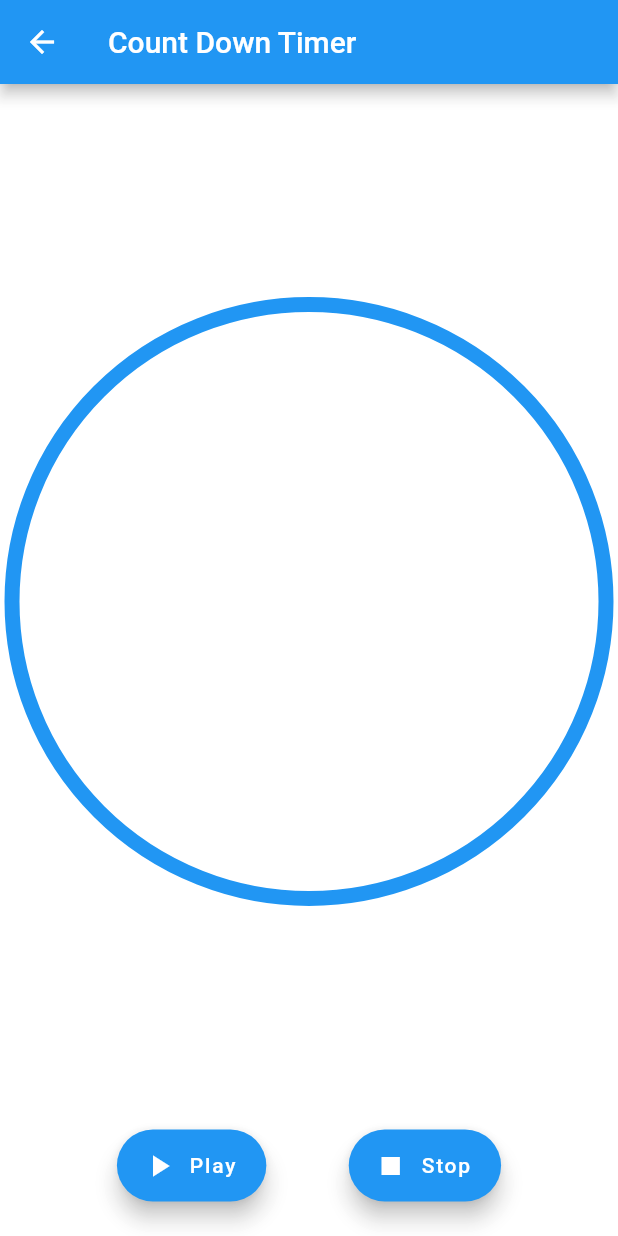
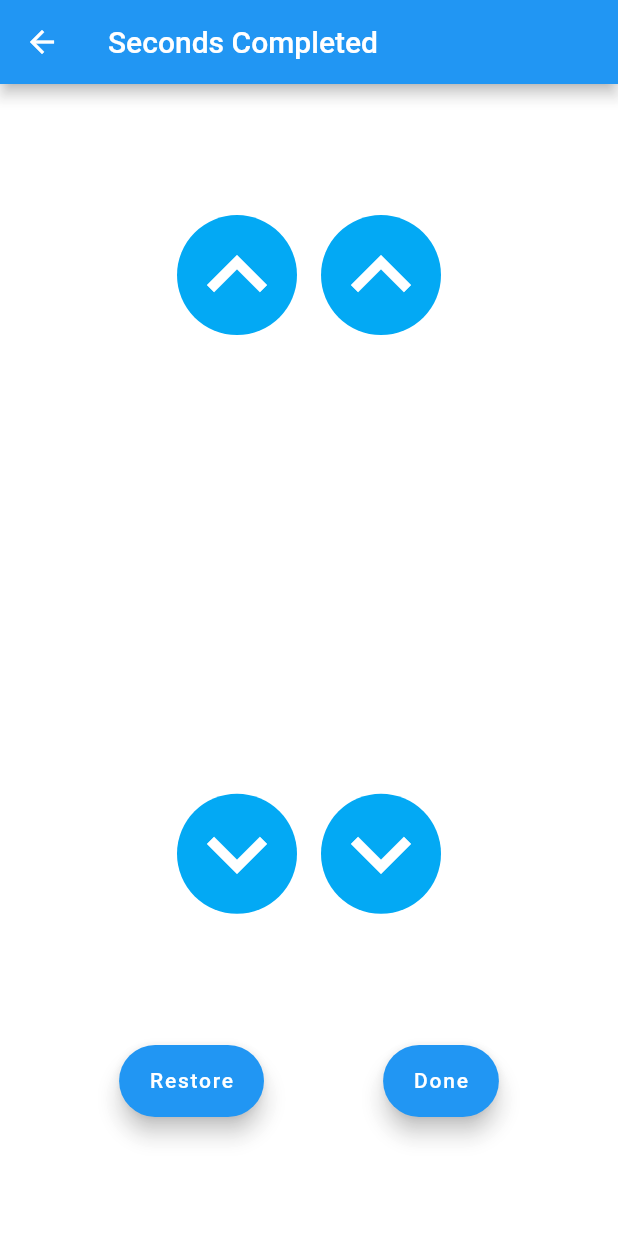
Before and after one commit to VitoMinheere/flutter_grip_trainer, a Flutter app: the CountDownTimer screen opened directly with empty values, after a tap on "Stop", on a phone screen of 412 x 824 dp. Run offline on Flutter 3.47's test engine with Material 2 defaults, Android fonts, the phone set to English and light mode, and no system bars.

Commit message:
Add set_done_screen

```diff
--- a/lib/constants/strings.dart
+++ b/lib/constants/strings.dart
@@ -1,6 +1,6 @@
-
 const String TITLE = "Grip Training";
 const String COUNTDOWN_TIMER = "Count Down Timer";
 const String PLAY = "Play";
 const String PAUSE = "Pause";
 const String STOP = "Stop";
+const String SECONDS_COMPLETED = "Seconds Completed";
--- /dev/null
+++ b/lib/screens/set_done_screen.dart
@@ -0,0 +1,125 @@
+import 'package:flutter/material.dart';
+
+import 'package:grip_trainer/constants/strings.dart' as StringConst;
+
+class SetDoneScreen extends StatefulWidget {
+  //final int repsCompleted;
+  final int secondsCompleted;
+
+  SetDoneScreen({this.secondsCompleted});
+
+  @override
+  _SetDoneScreenState createState() =>
+      _SetDoneScreenState(this.secondsCompleted);
+}
+
+class _SetDoneScreenState extends State<SetDoneScreen> {
+  int value;
+
+  _SetDoneScreenState(this.value);
+
+  @override
+  Widget build(BuildContext context) {
+    return Scaffold(
+      appBar: AppBar(
+        title: Text(StringConst.SECONDS_COMPLETED),
+      ),
+      backgroundColor: Colors.white10,
+      body: Container(
+        alignment: Alignment.center,
+        child: Column(
+          mainAxisAlignment: MainAxisAlignment.spaceEvenly,
+          //crossAxisAlignment: CrossAxisAlignment.center,
+          children: <Widget>[
+            Row(
+              mainAxisAlignment: MainAxisAlignment.center,
+              children: <Widget>[
+                ArrowIconButton(
+                  iconData: Icons.keyboard_arrow_up,
+                  onTap: () {
+                    setState(() {
+                      value = value + 10;
+                    });
+                  },
+                ),
+                ArrowIconButton(
+                  iconData: Icons.keyboard_arrow_up,
+                  onTap: () {
+                    setState(() {
+                      value = value + 1;
+                    });
+                  },
+                ),
+              ],
+            ),
+            Text(
+              value.toString(),
+              style: TextStyle(fontSize: 112.0, color: Colors.white),
+            ),
+            Row(
+              mainAxisAlignment: MainAxisAlignment.center,
+              children: <Widget>[
+                ArrowIconButton(
+                  iconData: Icons.keyboard_arrow_down,
+                  onTap: () {
+                    setState(
+                      () {
+                        if (value > 0 && value >= 10) {
+                          value -= 10;
+                        }
+                      },
+                    );
+                  },
+                ),
+                ArrowIconButton(
+                  iconData: Icons.keyboard_arrow_down,
+                  onTap: () {
+                    setState(() {
+                      if (value > 0) {
+                        value--;
+                      }
+                    });
+                  },
+                ),
+              ],
+            ),
+            Row(
+              mainAxisAlignment: MainAxisAlignment.spaceEvenly,
+              children: <Widget>[
+                FloatingActionButton.extended(
+                    heroTag: null,
+                    label: Text("Restore"),
+                    icon: null,
+                    onPressed: () {
+                      setState(() {
+                        value = widget.secondsCompleted;
+                      });
+                    }),
+                FloatingActionButton.extended(
+                    heroTag: null, label: Text("Done"), onPressed: null),
+              ],
+            )
+          ],
+        ),
+      ),
+    );
+  }
+}
+
+Widget ArrowIconButton({IconData iconData, Function onTap}) {
+  return IconButton(
+    alignment: Alignment.center,
+    iconSize: 80,
+    icon: Ink(
+      decoration: const ShapeDecoration(
+        color: Colors.lightBlue,
+        shape: CircleBorder(),
+      ),
+      child: Icon(
+        iconData,
+        color: Colors.white,
+      ),
+    ),
+    onPressed: onTap,
+  );
+}
--- a/lib/widgets/timer_widget.dart
+++ b/lib/widgets/timer_widget.dart
@@ -2,6 +2,8 @@ import 'package:flutter/material.dart';
 import 'dart:math' as math;
 
 import 'package:grip_trainer/constants/strings.dart' as StringConst;
+
+import 'package:grip_trainer/screens/set_done_screen.dart';
 
 class CountDownTimer extends StatefulWidget {
   final int countdownSeconds;
@@ -34,6 +36,14 @@ class _CountDownTimerState extends State<CountDownTimer>
     );
     controller.addListener(() {
       if (controller.isCompleted) {
+        Navigator.push(
+          context,
+          MaterialPageRoute(
+            builder: (context) {
+              return SetDoneScreen(secondsCompleted: secondsPassed);
+            },
+          ),
+        );
         print("Timer completed");
       }
     });
@@ -138,7 +148,15 @@ class _CountDownTimerState extends State<CountDownTimer>
                             FloatingActionButton.extended(
                               heroTag: null,
                               onPressed: () {
-                                print("Stopped at " + secondsPassed.toString());
+                                Navigator.push(
+                                  context,
+                                  MaterialPageRoute(
+                                    builder: (context) {
+                                      return SetDoneScreen(
+                                          secondsCompleted: secondsPassed);
+                                    },
+                                  ),
+                                );
                               },
                               icon: Icon(Icons.stop),
                               label: Text(StringConst.STOP),
```
Also changed, not shown: lib/screens/menu_screen.dart (+0 -7 lines).
